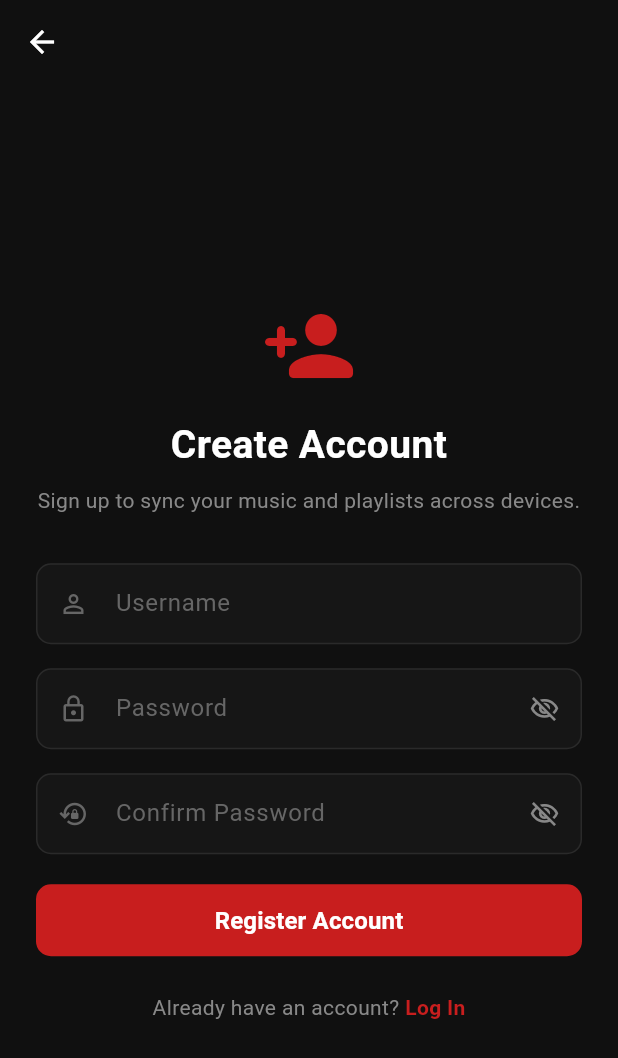
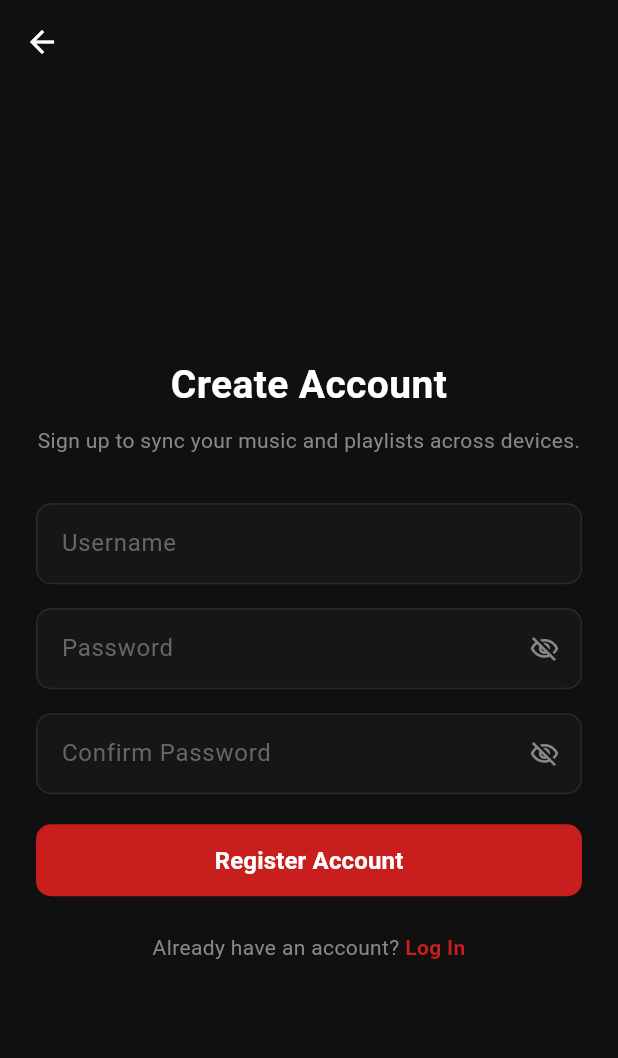
Before and after one commit to noldorsmith005/Lyre, a Flutter app: the screen it shows after launch, after a tap on "Register", on a phone screen of 412 x 824 dp. Shown: the top 1058 px of the screen. Run offline on Flutter 3.47's test engine with Material 3 defaults, Android fonts, the phone set to English and light mode, and no system bars; our stand-ins replace audio_service, file_picker, flutter_secure_storage, just_audio, sqflite, sqflite_common_ffi; missing offline and left inert: audio_session, window_manager; accounts and stored records are empty; network calls fail; Roboto replaces fonts that are missing (Segoe UI); statements that could not run were skipped.

Commit message:
feature mods

```diff
--- a/app/lib/screens/login_screen.dart
+++ b/app/lib/screens/login_screen.dart
@@ -1,5 +1,6 @@
 import 'package:flutter/material.dart';
 import 'package:provider/provider.dart';
+import '../main.dart';
 import '../services/media_handler.dart';
 import '../services/server_client.dart';
 import '../services/theme_service.dart';
@@ -89,7 +90,7 @@ class _LoginScreenState extends State<LoginScreen> {
   void _navigateToHome() {
     if (widget.mediaHandler == null) return;
     final Widget homeScreen = isDesktop
-        ? HomeScreen(
+        ? DesktopWrapper(
             mediaHandler: widget.mediaHandler!,
             serverClient: widget.serverClient,
           )
@@ -105,7 +106,6 @@ class _LoginScreenState extends State<LoginScreen> {
   }
 
   void _navigateToRegister() {
-    if (widget.onLoginSuccess != null) {
     Navigator.push(
       context,
       MaterialPageRoute(
@@ -116,16 +116,6 @@ class _LoginScreenState extends State<LoginScreen> {
         ),
       ),
     );
-    } else {
-      Navigator.of(context).pushReplacement(
-        MaterialPageRoute(
-          builder: (_) => RegisterScreen(
-            mediaHandler: widget.mediaHandler,
-            serverClient: widget.serverClient,
-          ),
-        ),
-      );
-    }
   }
 
   @override
@@ -153,16 +143,6 @@ class _LoginScreenState extends State<LoginScreen> {
               mainAxisAlignment: MainAxisAlignment.center,
               crossAxisAlignment: CrossAxisAlignment.stretch,
               children: [
-                // Icon / Logo
-                Center(
-                  child: Icon(
-                    Icons.music_note_rounded,
-                    size: 64,
-                    color: themeColor,
-                  ),
-                ),
-                const SizedBox(height: 16),
-
                 // Heading
                 const Text(
                   'Log In to Lyre',
@@ -188,7 +168,6 @@ class _LoginScreenState extends State<LoginScreen> {
                 _buildInput(
                   hint: 'Username',
                   controller: _usernameController,
-                  icon: Icons.person_outline,
                 ),
                 const SizedBox(height: 16),
 
@@ -196,7 +175,6 @@ class _LoginScreenState extends State<LoginScreen> {
                 _buildInput(
                   hint: 'Password',
                   controller: _passwordController,
-                  icon: Icons.lock_outline,
                   obscure: _obscurePassword,
                   suffixIcon: IconButton(
                     icon: Icon(
@@ -289,7 +267,6 @@ class _LoginScreenState extends State<LoginScreen> {
   Widget _buildInput({
     required String hint,
     required TextEditingController controller,
-    required IconData icon,
     bool obscure = false,
     Widget? suffixIcon,
   }) {
@@ -304,7 +281,6 @@ class _LoginScreenState extends State<LoginScreen> {
         obscureText: obscure,
         style: const TextStyle(color: Colors.white),
         decoration: InputDecoration(
-          prefixIcon: Icon(icon, color: const Color(0xFFB3B3B3), size: 20),
           suffixIcon: suffixIcon,
           hintText: hint,
           hintStyle: const TextStyle(color: Color(0xFF757575)),
--- a/app/lib/screens/register_screen.dart
+++ b/app/lib/screens/register_screen.dart
@@ -1,5 +1,6 @@
 import 'package:flutter/material.dart';
 import 'package:provider/provider.dart';
+import '../main.dart';
 import '../services/media_handler.dart';
 import '../services/server_client.dart';
 import '../services/theme_service.dart';
@@ -104,7 +105,7 @@ class _RegisterScreenState extends State<RegisterScreen> {
   void _navigateToHome() {
     if (widget.mediaHandler == null) return;
     final Widget homeScreen = isDesktop
-        ? HomeScreen(
+        ? DesktopWrapper(
             mediaHandler: widget.mediaHandler!,
             serverClient: widget.serverClient,
           )
@@ -157,16 +158,6 @@ class _RegisterScreenState extends State<RegisterScreen> {
               mainAxisAlignment: MainAxisAlignment.center,
               crossAxisAlignment: CrossAxisAlignment.stretch,
               children: [
-                // Icon / Logo
-                Center(
-                  child: Icon(
-                    Icons.person_add_rounded,
-                    size: 64,
-                    color: themeColor,
-                  ),
-                ),
-                const SizedBox(height: 16),
-
                 // Heading
                 const Text(
                   'Create Account',
@@ -192,7 +183,6 @@ class _RegisterScreenState extends State<RegisterScreen> {
                 _buildInput(
                   hint: 'Username',
                   controller: _usernameController,
-                  icon: Icons.person_outline,
                 ),
                 const SizedBox(height: 16),
 
@@ -200,7 +190,6 @@ class _RegisterScreenState extends State<RegisterScreen> {
                 _buildInput(
                   hint: 'Password',
                   controller: _passwordController,
-                  icon: Icons.lock_outline,
                   obscure: _obscurePassword,
                   suffixIcon: IconButton(
                     icon: Icon(
@@ -217,7 +206,6 @@ class _RegisterScreenState extends State<RegisterScreen> {
                 _buildInput(
                   hint: 'Confirm Password',
                   controller: _confirmPasswordController,
-                  icon: Icons.lock_reset_outlined,
                   obscure: _obscureConfirmPassword,
                   suffixIcon: IconButton(
                     icon: Icon(
@@ -310,7 +298,6 @@ class _RegisterScreenState extends State<RegisterScreen> {
   Widget _buildInput({
     required String hint,
     required TextEditingController controller,
-    required IconData icon,
     bool obscure = false,
     Widget? suffixIcon,
   }) {
@@ -325,7 +312,6 @@ class _RegisterScreenState extends State<RegisterScreen> {
         obscureText: obscure,
         style: const TextStyle(color: Colors.white),
         decoration: InputDecoration(
-          prefixIcon: Icon(icon, color: const Color(0xFF666666), size: 20),
           suffixIcon: suffixIcon,
           hintText: hint,
           hintStyle: const TextStyle(color: Color(0xFF666666)),
--- a/toDo.txt
+++ b/toDo.txt
@@ -1,5 +1,2 @@
 Features:
     -Drag to rearrange
-    -Bind space bar to play button on desktop
-    -Remove icons from login/register pages
-    -Fix register back to login page break
```
Also changed, not shown: app/lib/main.dart (+31 -21 lines), app/pubspec.lock. Lines whose indentation alone changed are shown as unchanged.
